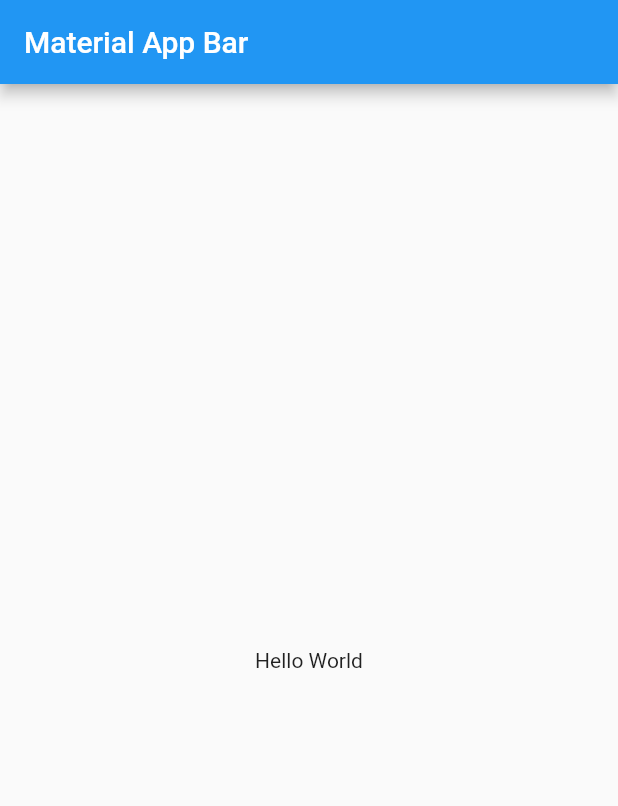
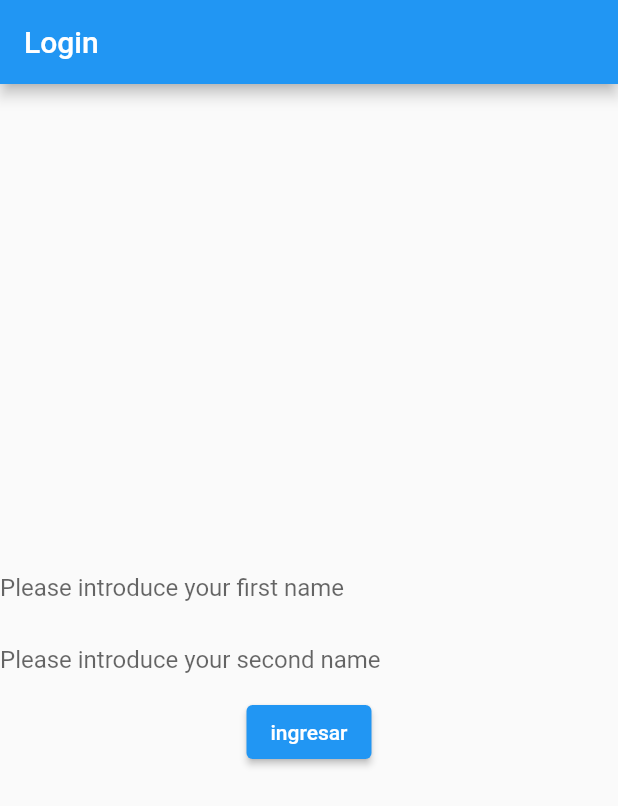
Before and after one commit to kimberllyflorez/new-examplem, a Flutter app: the screen it shows after launch, on a phone screen of 412 x 824 dp. Shown: the top 806 px of the screen. Run offline on Flutter 3.47's test engine with Material 2 defaults, Android fonts, the phone set to English and light mode, and no system bars.

Commit message:
first commit

```diff
--- a/lib/main.dart
+++ b/lib/main.dart
@@ -1,4 +1,7 @@
+import 'package:example_whit_github/screens/screens.dart';
 import 'package:flutter/material.dart';
+
+
 
 void main() => runApp(MyApp());
 
@@ -6,17 +9,14 @@ class MyApp extends StatelessWidget {
   @override
   Widget build(BuildContext context) {
     return MaterialApp(
+      debugShowCheckedModeBanner: false,
       title: 'Material App',
-      home: Scaffold(
-        appBar: AppBar(
-          title: Text('Material App Bar'),
-        ),
-        body: Center(
-          child: Container(
-            child: Text('Hello World'),
-          ),
-        ),
-      ),
+      home: LoginScreen(),
+      routes: {
+        'login': (_) => LoginScreen(),
+        'home': (_)=>Home(),
+        'profile': (_) => Profile()
+      },
     );
   }
 }
--- /dev/null
+++ b/lib/screens/login.dart
@@ -0,0 +1,39 @@
+import 'package:example_whit_github/screens/perfil.dart';
+import 'package:flutter/material.dart';
+
+class LoginScreen extends StatelessWidget {
+  const LoginScreen({Key? key}) : super(key: key);
+
+  @override
+  Widget build(BuildContext context) {
+    return Scaffold(
+      appBar: AppBar(
+        title: const Text('Login'),
+      ),
+      body: Column(
+        mainAxisAlignment: MainAxisAlignment.center,
+        crossAxisAlignment: CrossAxisAlignment.center,
+        children: [
+          const TextField(
+             decoration:  InputDecoration(
+                border: InputBorder.none,
+                 hintText: 'Please introduce your first name'),
+          ),
+         const TextField(
+            decoration: InputDecoration(
+                border: InputBorder.none,
+                hintText: 'Please introduce your second name'),
+          ),
+          ElevatedButton(
+              onPressed: ()  {
+                Navigator.pushNamed(context, 'home');
+              },
+              child: Text('ingresar')
+
+          )
+        ],
+
+      ),
+    );
+  }
+}
--- /dev/null
+++ b/lib/screens/screens.dart
@@ -0,0 +1,4 @@
+
+export 'package:example_whit_github/screens/login.dart';
+export 'package:example_whit_github/screens/perfil.dart';
+export 'package:example_whit_github/screens/imagen.dart';
```
Also changed, not shown: lib/screens/imagen.dart (added, +15 -0 lines), lib/screens/perfil.dart (added, +24 -0 lines), lib/AppRouter/approuter.dart (added), 1 other file.
